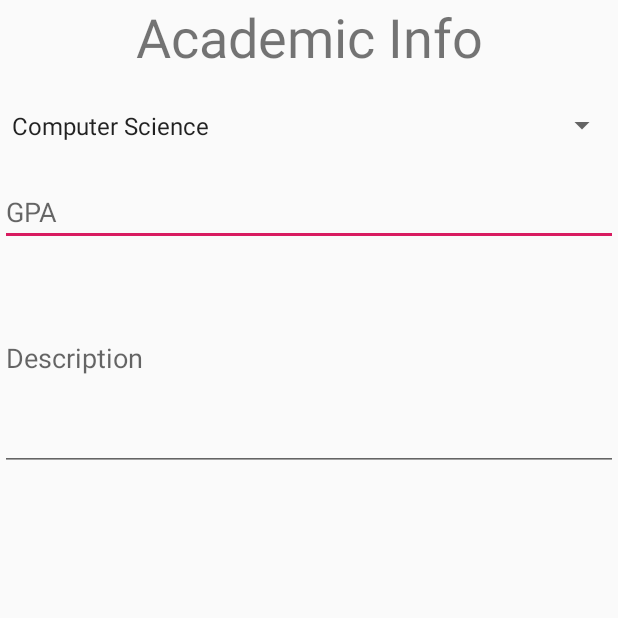
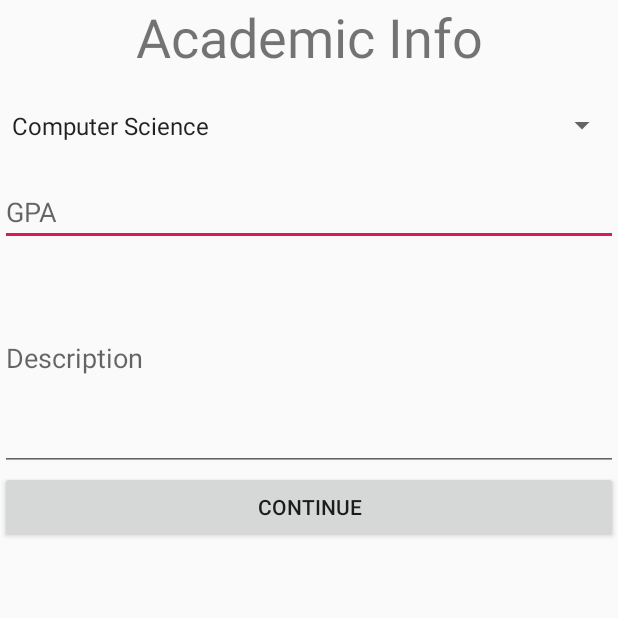
Before and after one commit to SihanSun/MeetSB, an Android app: the AcademicInfoActivity screen opened directly, with no data from a screen before it, on a phone screen of 412 x 824 dp, the top half of it. Run offline under Robolectric (Android 15) with nearby library versions, the phone set to English and light mode, and no system bars.

Commit message:
Added class activity and link the three activities

```diff
--- a/app/src/main/java/cse110/com/meetsb/AcademicInfoActivity.java
+++ b/app/src/main/java/cse110/com/meetsb/AcademicInfoActivity.java
@@ -1,13 +1,26 @@
 package cse110.com.meetsb;
 
+import android.content.Intent;
 import android.support.v7.app.AppCompatActivity;
 import android.os.Bundle;
+import android.view.View;
+import android.widget.Button;
 
 public class AcademicInfoActivity extends AppCompatActivity {
-
+    Button continueBtn;
     @Override
     protected void onCreate(Bundle savedInstanceState) {
         super.onCreate(savedInstanceState);
         setContentView(R.layout.activity_academic_info);
+        continueBtn = (Button) findViewById(R.id.academic_info_button_continue);
+
+        continueBtn.setOnClickListener(new View.OnClickListener() {
+            @Override
+            public void onClick(View v) {
+                // TODO::
+                finish();
+                startActivity(new Intent(AcademicInfoActivity.this, ClassInfoActivity.class));
+            }
+        });
     }
 }
--- a/app/src/main/res/layout/activity_academic_info.xml
+++ b/app/src/main/res/layout/activity_academic_info.xml
@@ -38,4 +38,10 @@
         android:ems="10"
         android:hint="Description"
         android:inputType="textMultiLine" />
+
+    <Button
+        android:id="@+id/academic_info_button_continue"
+        android:layout_width="match_parent"
+        android:layout_height="wrap_content"
+        android:text="Continue" />
 </LinearLayout>
--- a/app/src/main/res/layout/activity_confirm.xml
+++ b/app/src/main/res/layout/activity_confirm.xml
@@ -34,7 +34,7 @@
         app:layout_constraintBottom_toBottomOf="parent"
         app:layout_constraintEnd_toEndOf="parent"
         app:layout_constraintStart_toStartOf="parent"
-        app:layout_constraintTop_toBottomOf="@+id/textView"
+        app:layout_constraintTop_toBottomOf="@+id/class_info_textView_title"
         app:layout_constraintVertical_bias="0.0" />
 
     <Button
--- a/app/src/main/res/values/strings.xml
+++ b/app/src/main/res/values/strings.xml
@@ -40,6 +40,7 @@
     <string name="gender_prompt">Choose a gender</string>
 
     <string-array name="class_array">
+        <item>Choose a class...</item>
         <item>CSE110</item>
         <item>CSE105</item>
         <item>CSE158</item>
```
Also changed, not shown: app/build.gradle (+4 -4 lines), app/src/main/AndroidManifest.xml (+6 -2 lines), app/src/main/java/cse110/com/meetsb/BasicInfoActivity.java (+14 -1 lines).
